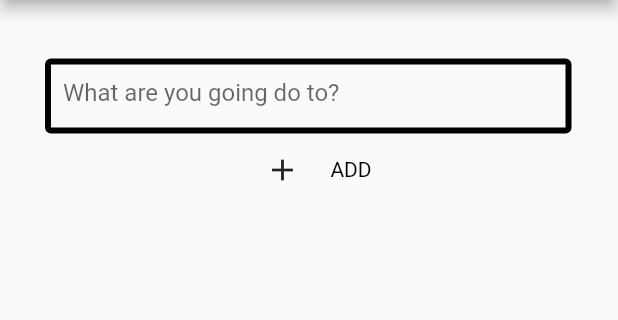
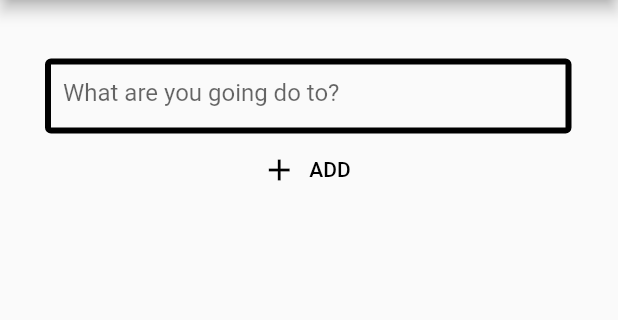
Before and after one commit to gu-tig169/gusjangha, a Flutter app: the SecondPage screen opened directly, on a phone screen of 412 x 824 dp, the part 84-404 px from its top. Run offline on Flutter 3.47's test engine with Material 2 defaults, Android fonts, the phone set to English and light mode, and no system bars.

Commit message:
La ihop texten med ikonen genom en flatbutton

```diff
--- a/lib/main.dart
+++ b/lib/main.dart
@@ -123,16 +123,17 @@ class SecondPage extends StatelessWidget {
   }
 
   Widget _rowIconAndText() {
-    return Row(
+    return Center(
+        child: Row(
       mainAxisAlignment: MainAxisAlignment.center,
       children: [
-        IconButton(icon: Icon(Icons.add), onPressed: () {}),
-        Container(width: 8),
-        Text(
-          'ADD',
-          style: TextStyle(color: Colors.black),
+        FlatButton.icon(
+          onPressed: () {},
+          icon: Icon(Icons.add),
+          label: Text('ADD'),
+          textColor: Colors.black,
         )
       ],
-    );
+    ));
   }
 }
```
